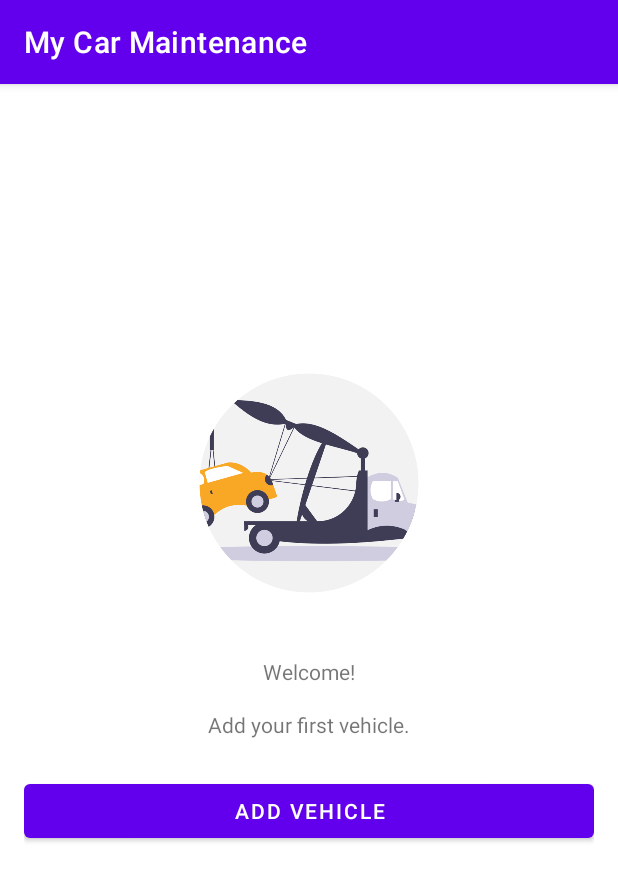
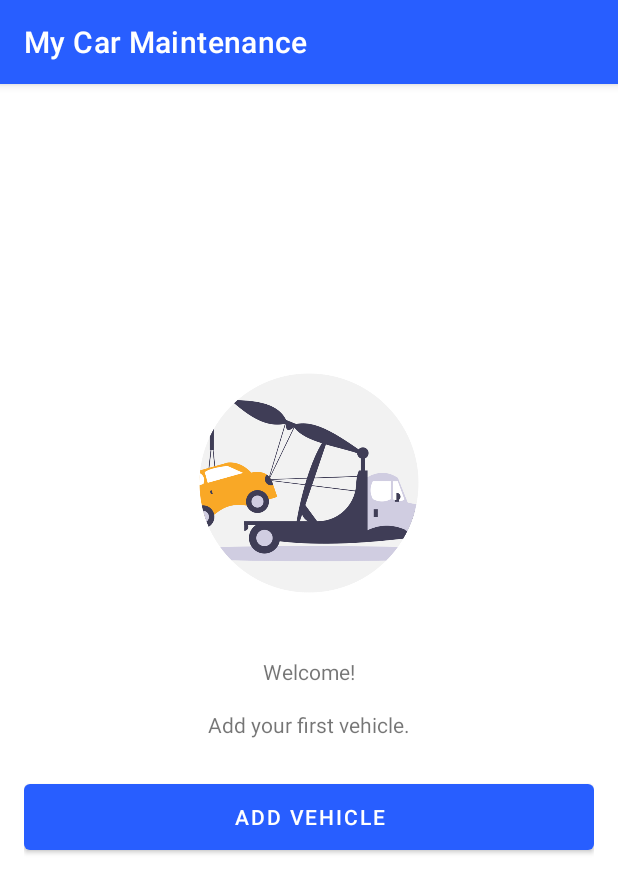
Before and after one commit to PeterKingori/My-Car-Maintenance, an Android app: the screen it shows after launch (MainActivity), on a phone screen of 412 x 824 dp. Shown: the top 893 px of the screen. Run offline under Robolectric (Android 15) with nearby library versions, the light colour scheme and no system bars.

Commit message:
Change the colors and themes using the Material color tool and Material palette generator.

```diff
--- a/app/src/main/res/layout/activity_main.xml
+++ b/app/src/main/res/layout/activity_main.xml
@@ -46,6 +46,7 @@
             android:id="@+id/add_vehicle_button"
             android:layout_width="0dp"
             android:layout_height="wrap_content"
+            android:minHeight="56dp"
             android:layout_marginTop="24dp"
             android:text="@string/add_vehicle_button"
             app:layout_constraintEnd_toEndOf="parent"
--- a/app/src/main/res/values-night/themes.xml
+++ b/app/src/main/res/values-night/themes.xml
@@ -1,16 +1,16 @@
-<resources xmlns:tools="http://schemas.android.com/tools">
+<resources>
     <!-- Base application theme. -->
     <style name="Theme.MyCarMaintenance" parent="Theme.MaterialComponents.DayNight.DarkActionBar">
         <!-- Primary brand color. -->
-        <item name="colorPrimary">@color/purple_200</item>
-        <item name="colorPrimaryVariant">@color/purple_700</item>
+        <item name="colorPrimary">@color/blue_light</item>
+        <item name="colorPrimaryVariant">@color/blue</item>
         <item name="colorOnPrimary">@color/black</item>
         <!-- Secondary brand color. -->
-        <item name="colorSecondary">@color/teal_200</item>
-        <item name="colorSecondaryVariant">@color/teal_200</item>
+        <item name="colorSecondary">@color/amber_light</item>
+        <item name="colorSecondaryVariant">@color/amber</item>
         <item name="colorOnSecondary">@color/black</item>
         <!-- Status bar color. -->
-        <item name="android:statusBarColor" tools:targetApi="l">?attr/colorPrimaryVariant</item>
+        <item name="android:statusBarColor">?attr/colorPrimaryVariant</item>
         <!-- Customize your theme here. -->
     </style>
 </resources>
--- a/app/src/main/res/values/colors.xml
+++ b/app/src/main/res/values/colors.xml
@@ -1,10 +1,11 @@
 <?xml version="1.0" encoding="utf-8"?>
 <resources>
-    <color name="purple_200">#FFBB86FC</color>
-    <color name="purple_500">#FF6200EE</color>
-    <color name="purple_700">#FF3700B3</color>
-    <color name="teal_200">#FF03DAC5</color>
-    <color name="teal_700">#FF018786</color>
+    <color name="blue">#285EFF</color>
+    <color name="blue_dark">#0035CB</color>
+    <color name="blue_light">#768BFF</color>
+    <color name="amber">#FFC928</color>
+    <color name="amber_dark">#C79900</color>
+    <color name="amber_light">#FFFC61</color>
     <color name="black">#FF000000</color>
     <color name="white">#FFFFFFFF</color>
 </resources>
--- a/app/src/main/res/values/themes.xml
+++ b/app/src/main/res/values/themes.xml
@@ -2,15 +2,15 @@
     <!-- Base application theme. -->
     <style name="Theme.MyCarMaintenance" parent="Theme.MaterialComponents.DayNight.DarkActionBar">
         <!-- Primary brand color. -->
-        <item name="colorPrimary">@color/purple_500</item>
-        <item name="colorPrimaryVariant">@color/purple_700</item>
+        <item name="colorPrimary">@color/blue</item>
+        <item name="colorPrimaryVariant">@color/blue_dark</item>
         <item name="colorOnPrimary">@color/white</item>
         <!-- Secondary brand color. -->
-        <item name="colorSecondary">@color/teal_200</item>
-        <item name="colorSecondaryVariant">@color/teal_700</item>
+        <item name="colorSecondary">@color/amber</item>
+        <item name="colorSecondaryVariant">@color/amber_dark</item>
         <item name="colorOnSecondary">@color/black</item>
         <!-- Status bar color. -->
-        <item name="android:statusBarColor" >?attr/colorPrimaryVariant</item>
+        <item name="android:statusBarColor">?attr/colorPrimaryVariant</item>
         <!-- Customize your theme here. -->
     </style>
 </resources>
```
